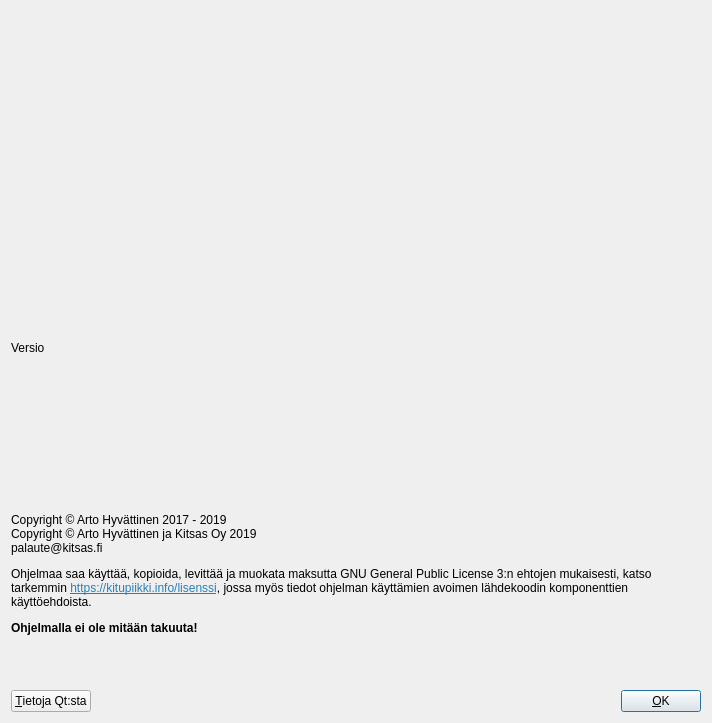
Above: kitupiikki/aloitussivu/aboutdialog.ui from artoh/kitupiikki before the change. Below: the same form after it.
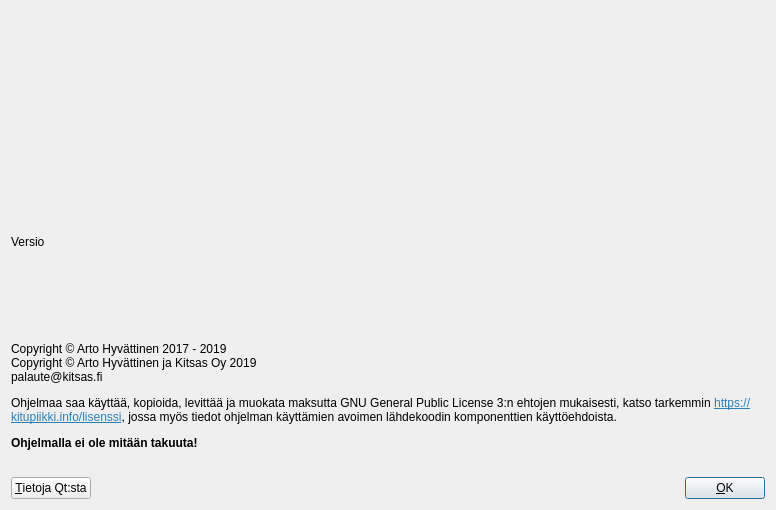
That is the form after the change. Icons and pictures are not drawn.

Patch:
```diff
--- a/kitupiikki/aloitussivu/aboutdialog.ui
+++ b/kitupiikki/aloitussivu/aboutdialog.ui
@@ -6,8 +6,8 @@
    <rect>
     <x>0</x>
     <y>0</y>
-    <width>712</width>
-    <height>723</height>
+    <width>776</width>
+    <height>510</height>
    </rect>
   </property>
   <property name="windowTitle">
@@ -16,6 +16,12 @@
   <layout class="QVBoxLayout" name="verticalLayout">
    <item>
     <widget class="QLabel" name="label">
+     <property name="minimumSize">
+      <size>
+       <width>394</width>
+       <height>150</height>
+      </size>
+     </property>
      <property name="text">
       <string/>
      </property>
```
Left out of the diff: 5 changed lines with no effect on the pictures.
